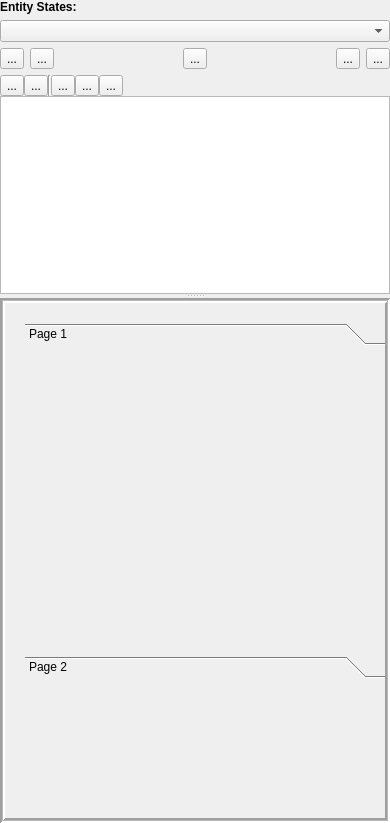
Qt form DesignerTool/src/Entity/EntityWidget.ui (GameOverture/HarmonyEngine) before a commit.
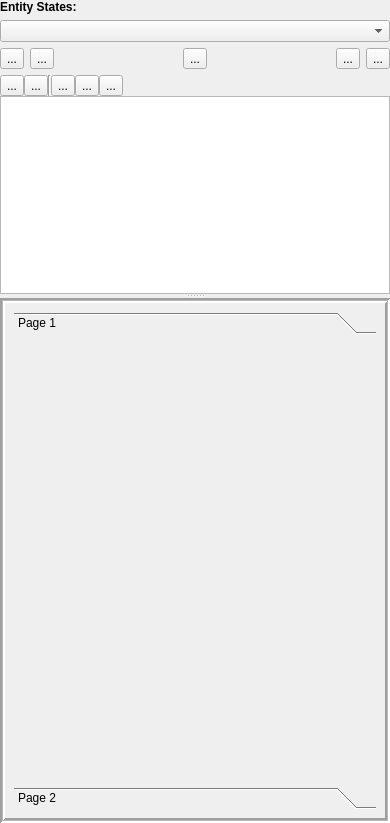
The same form after that commit. The open tabs and pages were chosen to show the change. Icons and pictures are not drawn. Custom widgets are drawn as their Qt base class.

```diff
--- a/DesignerTool/src/Entity/EntityWidget.ui
+++ b/DesignerTool/src/Entity/EntityWidget.ui
@@ -283,15 +283,9 @@
          </layout>
         </widget>
         <widget class="QWidget" name="pagePrimitive">
+         <layout class="QVBoxLayout" name="verticalLayout_12">
+          <item>
          <widget class="EntityCommon" name="commonBox_3">
-          <property name="geometry">
-           <rect>
-            <x>20</x>
-            <y>20</y>
-            <width>360</width>
-            <height>355</height>
-           </rect>
-          </property>
           <property name="minimumSize">
            <size>
             <width>360</width>
@@ -328,6 +322,51 @@
            </attribute>
           </widget>
          </widget>
+          </item>
+         </layout>
+        </widget>
+        <widget class="QWidget" name="pageTexturedQuad">
+         <layout class="QVBoxLayout" name="verticalLayout_11">
+          <item>
+           <widget class="EntityCommon" name="commonBox_4">
+            <property name="minimumSize">
+             <size>
+              <width>360</width>
+              <height>200</height>
+             </size>
+            </property>
+            <property name="currentIndex">
+             <number>0</number>
+            </property>
+            <widget class="QWidget" name="page_9">
+             <property name="geometry">
+              <rect>
+               <x>0</x>
+               <y>0</y>
+               <width>360</width>
+               <height>441</height>
+              </rect>
+             </property>
+             <attribute name="label">
+              <string>Page 1</string>
+             </attribute>
+            </widget>
+            <widget class="QWidget" name="page_10">
+             <property name="geometry">
+              <rect>
+               <x>0</x>
+               <y>0</y>
+               <width>360</width>
+               <height>441</height>
+              </rect>
+             </property>
+             <attribute name="label">
+              <string>Page 2</string>
+             </attribute>
+            </widget>
+           </widget>
+          </item>
+         </layout>
         </widget>
         <widget class="QWidget" name="pageSprite">
          <layout class="QVBoxLayout" name="verticalLayout_4">
```
Left out of the diff: 4 changed lines with no effect on the pictures. Lines whose indentation alone changed are shown as unchanged.
